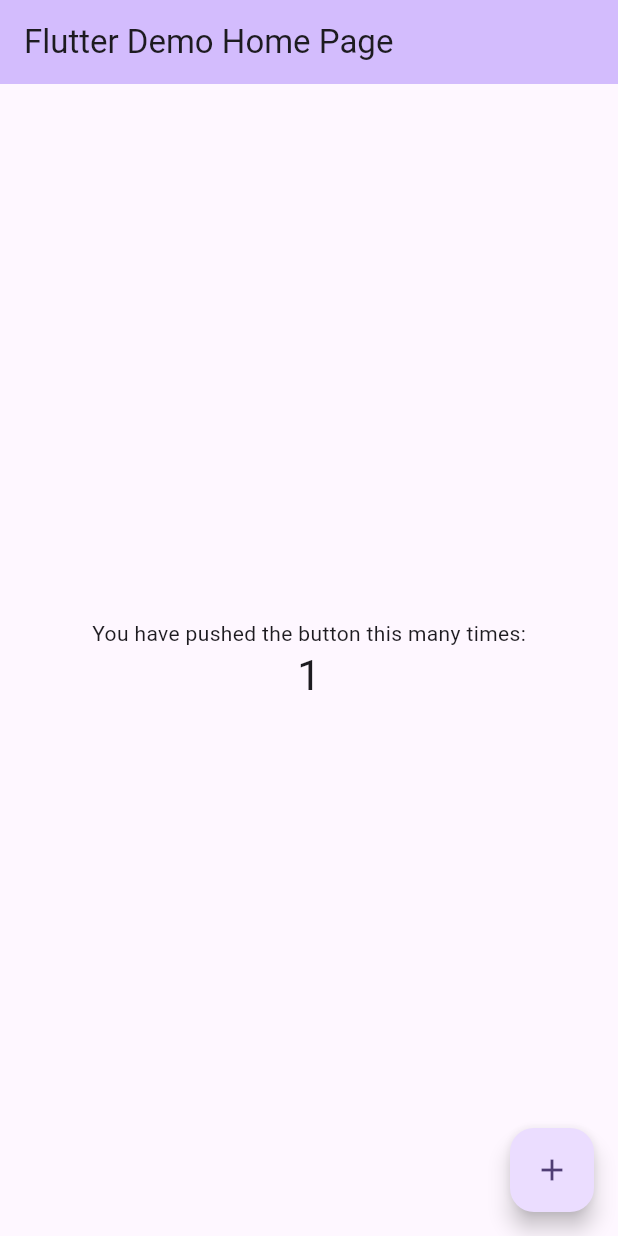
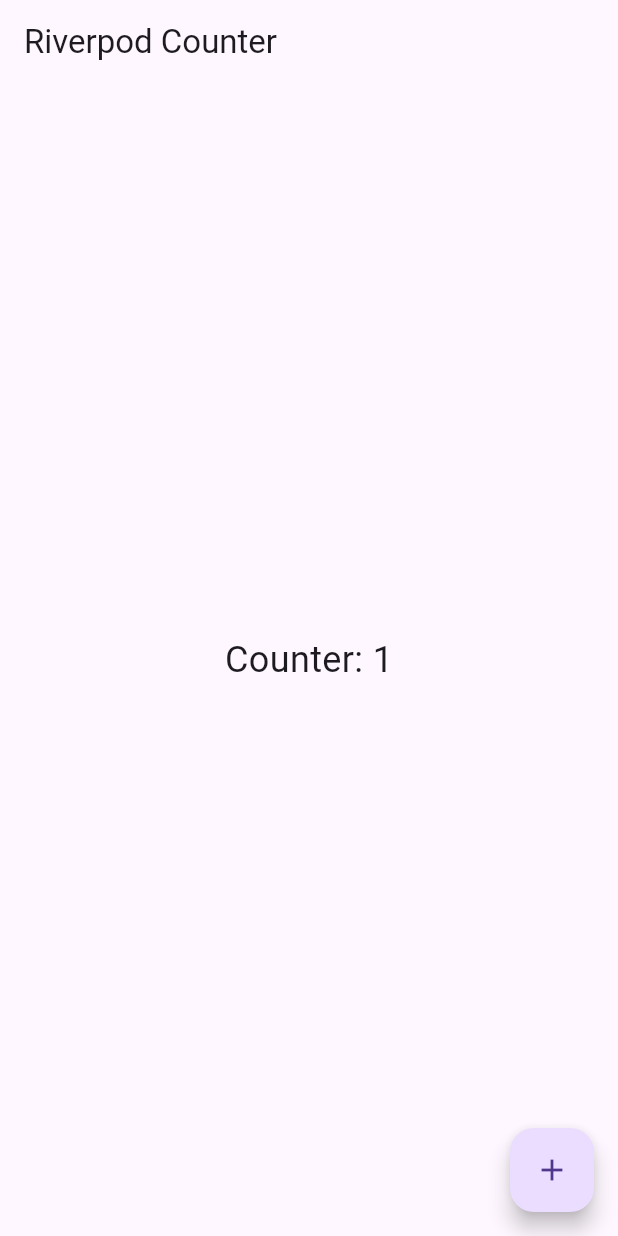
Before and after one commit to GG-highness/github_search_app_riverpod, a Flutter app: the screen it shows after launch, after a tap on the "add" icon, on a phone screen of 412 x 824 dp. Run offline on Flutter 3.47's test engine with Material 3 defaults, Android fonts, the phone set to English and light mode, and no system bars; our stand-ins replace flutter_riverpod.

Commit message:
Homeページの作成 (#1)
* add: flutter_riverpod package

* add: HomePage

* add: home page test

* delete: default test

* add: counterProvider test

* fix: test text

```diff
--- /dev/null
+++ b/lib/common/provider/count_provider.dart
@@ -0,0 +1,3 @@
+import 'package:flutter_riverpod/flutter_riverpod.dart';
+
+final counterProvider = StateProvider((ref) => 0);
--- a/lib/main.dart
+++ b/lib/main.dart
@@ -1,125 +1,22 @@
 import 'package:flutter/material.dart';
+import 'package:flutter_riverpod/flutter_riverpod.dart';
+import 'package:github_search_app_riverpod/pages/home.dart';
 
 void main() {
-  runApp(const MyApp());
+  runApp(
+    const ProviderScope(
+      child: MyApp(),
+    ),
+  );
 }
 
 class MyApp extends StatelessWidget {
   const MyApp({super.key});
 
-  // This widget is the root of your application.
   @override
   Widget build(BuildContext context) {
-    return MaterialApp(
-      title: 'Flutter Demo',
-      theme: ThemeData(
-        // This is the theme of your application.
-        //
-        // TRY THIS: Try running your application with "flutter run". You'll see
-        // the application has a purple toolbar. Then, without quitting the app,
-        // try changing the seedColor in the colorScheme below to Colors.green
-        // and then invoke "hot reload" (save your changes or press the "hot
-        // reload" button in a Flutter-supported IDE, or press "r" if you used
-        // the command line to start the app).
-        //
-        // Notice that the counter didn't reset back to zero; the application
-        // state is not lost during the reload. To reset the state, use hot
-        // restart instead.
-        //
-        // This works for code too, not just values: Most code changes can be
-        // tested with just a hot reload.
-        colorScheme: ColorScheme.fromSeed(seedColor: Colors.deepPurple),
-        useMaterial3: true,
-      ),
-      home: const MyHomePage(title: 'Flutter Demo Home Page'),
+    return const MaterialApp(
+      home: HomePage(),
     );
   }
 }
-
-class MyHomePage extends StatefulWidget {
-  const MyHomePage({super.key, required this.title});
-
-  // This widget is the home page of your application. It is stateful, meaning
-  // that it has a State object (defined below) that contains fields that affect
-  // how it looks.
-
-  // This class is the configuration for the state. It holds the values (in this
-  // case the title) provided by the parent (in this case the App widget) and
-  // used by the build method of the State. Fields in a Widget subclass are
-  // always marked "final".
-
-  final String title;
-
-  @override
-  State<MyHomePage> createState() => _MyHomePageState();
-}
-
-class _MyHomePageState extends State<MyHomePage> {
-  int _counter = 0;
-
-  void _incrementCounter() {
-    setState(() {
-      // This call to setState tells the Flutter framework that something has
-      // changed in this State, which causes it to rerun the build method below
-      // so that the display can reflect the updated values. If we changed
-      // _counter without calling setState(), then the build method would not be
-      // called again, and so nothing would appear to happen.
-      _counter++;
-    });
-  }
-
-  @override
-  Widget build(BuildContext context) {
-    // This method is rerun every time setState is called, for instance as done
-    // by the _incrementCounter method above.
-    //
-    // The Flutter framework has been optimized to make rerunning build methods
-    // fast, so that you can just rebuild anything that needs updating rather
-    // than having to individually change instances of widgets.
-    return Scaffold(
-      appBar: AppBar(
-        // TRY THIS: Try changing the color here to a specific color (to
-        // Colors.amber, perhaps?) and trigger a hot reload to see the AppBar
-        // change color while the other colors stay the same.
-        backgroundColor: Theme.of(context).colorScheme.inversePrimary,
-        // Here we take the value from the MyHomePage object that was created by
-        // the App.build method, and use it to set our appbar title.
-        title: Text(widget.title),
-      ),
-      body: Center(
-        // Center is a layout widget. It takes a single child and positions it
-        // in the middle of the parent.
-        child: Column(
-          // Column is also a layout widget. It takes a list of children and
-          // arranges them vertically. By default, it sizes itself to fit its
-          // children horizontally, and tries to be as tall as its parent.
-          //
-          // Column has various properties to control how it sizes itself and
-          // how it positions its children. Here we use mainAxisAlignment to
-          // center the children vertically; the main axis here is the vertical
-          // axis because Columns are vertical (the cross axis would be
-          // horizontal).
-          //
-          // TRY THIS: Invoke "debug painting" (choose the "Toggle Debug Paint"
-          // action in the IDE, or press "p" in the console), to see the
-          // wireframe for each widget.
-          mainAxisAlignment: MainAxisAlignment.center,
-          children: <Widget>[
-            const Text(
-              'You have pushed the button this many times:',
-            ),
-            Text(
-              '$_counter',
-              style: Theme.of(context).textTheme.headlineMedium,
-            ),
-          ],
-        ),
-      ),
-      floatingActionButton: FloatingActionButton(
-        onPressed: _incrementCounter,
-        tooltip: 'Increment',
-        child: const Icon(Icons.add),
-      ), // This trailing comma makes auto-formatting nicer for build methods.
-    );
-  }
-}
--- /dev/null
+++ b/lib/pages/home.dart
@@ -0,0 +1,28 @@
+import 'package:flutter/material.dart';
+import 'package:flutter_riverpod/flutter_riverpod.dart';
+import 'package:github_search_app_riverpod/common/provider/count_provider.dart';
+
+class HomePage extends ConsumerWidget {
+  const HomePage({super.key});
+
+  @override
+  Widget build(BuildContext context, WidgetRef ref) {
+    final counter = ref.watch(counterProvider);
+
+    return Scaffold(
+      appBar: AppBar(
+        title: const Text('Riverpod Counter'),
+      ),
+      body: Center(
+        child: Text(
+          'Counter: $counter',
+          style: const TextStyle(fontSize: 24),
+        ),
+      ),
+      floatingActionButton: FloatingActionButton(
+        onPressed: () => ref.read(counterProvider.notifier).state++,
+        child: const Icon(Icons.add),
+      ),
+    );
+  }
+}
--- a/pubspec.yaml
+++ b/pubspec.yaml
@@ -30,6 +30,7 @@
 dependencies:
   flutter:
     sdk: flutter
+  flutter_riverpod: ^2.6.1
 
 
   # The following adds the Cupertino Icons font to your application.
```
Also changed, not shown: pubspec.lock, 3 other files.
